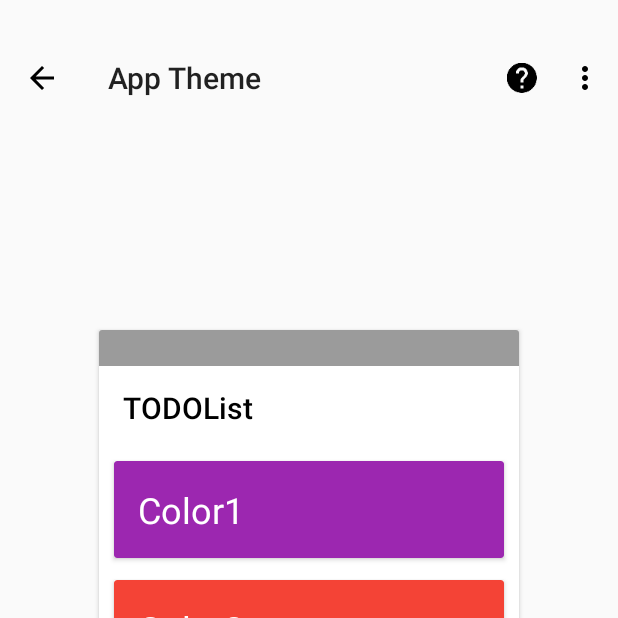
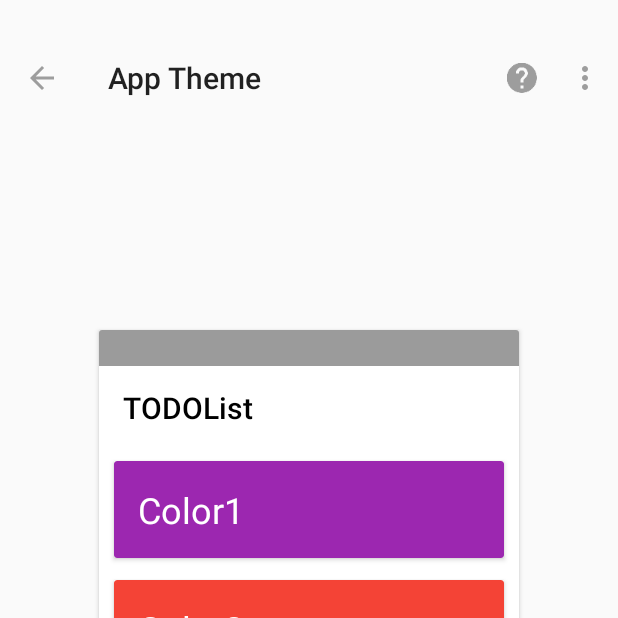
Before and after one commit to kollerlukas/TODOList-Android-App, an Android app: the ThemeActivity screen opened directly, with no data from a screen before it, on a phone screen of 412 x 824 dp, the top half of it. Run offline under Robolectric (Android 15) with nearby library versions, the phone set to English and light mode, and no system bars.

Commit message:
Project added to version control

```diff
--- a/app/src/main/AndroidManifest.xml
+++ b/app/src/main/AndroidManifest.xml
@@ -98,5 +98,6 @@
         <service
             android:name=".Widget.WidgetService_List"
             android:permission="android.permission.BIND_REMOTEVIEWS"/>
+
     </application>
 </manifest>
--- a/app/src/main/java/com/koller/lukas/todolist/Activities/ThemeActivity.java
+++ b/app/src/main/java/com/koller/lukas/todolist/Activities/ThemeActivity.java
@@ -117,6 +117,19 @@ public class ThemeActivity extends AppCompatActivity {
 
         presetThemes = (Button) findViewById(R.id.preset_themes);
 
+        toolbar_card.setOnLongClickListener(new View.OnLongClickListener() {
+            @Override
+            public boolean onLongClick(View view) {
+                helper.toggleToolbarIconsTranslucent();
+                if(helper.isToolbarIconsTranslucent()){
+                    Toast.makeText(ThemeActivity.this, "Toolbar icons translucent", Toast.LENGTH_SHORT).show();
+                } else {
+                    Toast.makeText(ThemeActivity.this, "Toolbar icons not translucent", Toast.LENGTH_SHORT).show();
+                }
+                return true;
+            }
+        });
+
         deelevateToolbar();
 
         setupRecyclerView();
@@ -193,10 +206,11 @@ public class ThemeActivity extends AppCompatActivity {
         toolbar_card.setBackgroundColor(toolbar_color);
         toolbar_card.setTitleTextColor(toolbar_textcolor);
 
-        int black = ContextCompat.getColor(ThemeActivity.this, R.color.light_text_color);
-        ChangeColorOfToolbarDrawerIcon(black);
-        colorInfoIcon(black);
-        setOverflowButtonColor(black);
+        int color = ContextCompat.getColor(ThemeActivity.this, R.color.light_text_color);
+        int color_a = Color.argb(95, Color.red(color), Color.green(color), Color.blue(color));
+        ChangeColorOfToolbarDrawerIcon(color_a);
+        colorInfoIcon(color_a);
+        setOverflowButtonColor(color_a);
 
         fab.setBackgroundTintList(ColorStateList.valueOf(fab_color));
         fab.getDrawable().setTint(fab_textcolor);
@@ -217,7 +231,6 @@ public class ThemeActivity extends AppCompatActivity {
                 fab.setBackgroundTintList(ColorStateList.valueOf(Color.rgb(red, green, blue)));
                 fab.getDrawable().setTint(textColor);
                 fab_color = Color.rgb(red, green, blue);
-                //fab_textcolor = Color.rgb(textColor, textColor, textColor);
                 fab_textcolor = textColor;
             }
         };
@@ -235,37 +248,6 @@ public class ThemeActivity extends AppCompatActivity {
             }
         };
         showColorPickerDialog(colorPickerDialogCallback, true, toolbar_color, toolbar_textcolor, true);
-    }
-
-    public void ChangeColorOfToolbarDrawerIcon(int color) {
-        if (drawerIcon != null) {
-            ((ImageView) drawerIcon).setColorFilter(color, PorterDuff.Mode.SRC_ATOP);
-        } else {
-            for (int i = 0; i < toolbar.getChildCount(); i++) {
-                if (toolbar.getChildAt(i) instanceof ImageView) {
-                    drawerIcon = toolbar.getChildAt(i);
-                    ((ImageView) drawerIcon).setColorFilter(color, PorterDuff.Mode.SRC_ATOP);
-                }
-            }
-        }
-    }
-
-    public void colorInfoIcon(int color) {
-        if (infoIcon != null) {
-            infoIcon.getIcon().setColorFilter(color, PorterDuff.Mode.SRC_ATOP);
-            this.invalidateOptionsMenu();
-        }
-    }
-
-    public void setOverflowButtonColor(int color) {
-        if (overflowIcon == null) {
-            overflowIcon = toolbar.getOverflowIcon();
-            if (overflowIcon != null) {
-                overflowIcon.setColorFilter(color, PorterDuff.Mode.SRC_ATOP);
-            }
-        } else {
-            overflowIcon.setColorFilter(color, PorterDuff.Mode.SRC_ATOP);
-        }
     }
 
     public void CoordinatorLayoutClicked(View v) {
@@ -489,12 +471,44 @@ public class ThemeActivity extends AppCompatActivity {
                         } else {
                             textcolor = Color.argb(255 - seekBarGrey.getProgress(), 0, 0, 0);
                         }
-                        colorPickerDialogCallback.colorPicked(seekBarRed.getProgress(), seekBarGreen.getProgress(), seekBarBlue.getProgress(), textcolor);
+                        colorPickerDialogCallback.colorPicked(seekBarRed.getProgress(),
+                                seekBarGreen.getProgress(), seekBarBlue.getProgress(), textcolor);
                     }
                 });
         themePickerDialog = builder.create();
         themePickerDialog.show();
         changeDialogButtonColor(themePickerDialog);
+    }
+
+    public void ChangeColorOfToolbarDrawerIcon(int color) {
+        if (drawerIcon != null) {
+            ((ImageView) drawerIcon).setColorFilter(color, PorterDuff.Mode.SRC_IN);
+        } else {
+            for (int i = 0; i < toolbar.getChildCount(); i++) {
+                if (toolbar.getChildAt(i) instanceof ImageView) {
+                    drawerIcon = toolbar.getChildAt(i);
+                    ((ImageView) drawerIcon).setColorFilter(color, PorterDuff.Mode.SRC_IN);
+                }
+            }
+        }
+    }
+
+    public void colorInfoIcon(int color) {
+        if (infoIcon != null) {
+            infoIcon.getIcon().setColorFilter(color, PorterDuff.Mode.SRC_IN);
+            this.invalidateOptionsMenu();
+        }
+    }
+
+    public void setOverflowButtonColor(int color) {
+        if (overflowIcon == null) {
+            overflowIcon = toolbar.getOverflowIcon();
+            if (overflowIcon != null) {
+                overflowIcon.setColorFilter(color, PorterDuff.Mode.SRC_IN);
+            }
+        } else {
+            overflowIcon.setColorFilter(color, PorterDuff.Mode.SRC_IN);
+        }
     }
 
     public AlertDialog changeDialogButtonColor(AlertDialog dialog) {
@@ -528,30 +542,7 @@ public class ThemeActivity extends AppCompatActivity {
 
         helper.setColors(colors);
         helper.setTextColors(textcolors);
-        /*helper.color1 = colors[1];
-        helper.color2 = colors[2];
-        helper.color3 = colors[3];
-        helper.color4 = colors[4];
-        helper.color5 = colors[5];
-        helper.color6 = colors[6];
-        helper.color7 = colors[7];
-        helper.color8 = colors[8];
-        helper.color9 = colors[9];
-        helper.color10 = colors[10];
-        helper.color11 = colors[11];
-        helper.color12 = colors[12];
-        helper.textcolor1 = textcolors[1];
-        helper.textcolor2 = textcolors[2];
-        helper.textcolor3 = textcolors[3];
-        helper.textcolor4 = textcolors[4];
-        helper.textcolor5 = textcolors[5];
-        helper.textcolor6 = textcolors[6];
-        helper.textcolor7 = textcolors[7];
-        helper.textcolor8 = textcolors[8];
-        helper.textcolor9 = textcolors[9];
-        helper.textcolor10 = textcolors[10];
-        helper.textcolor11 = textcolors[11];
-        helper.textcolor12 = textcolors[12];*/
+
         helper.saveData();
     }
 
@@ -578,8 +569,10 @@ public class ThemeActivity extends AppCompatActivity {
         for (int i = 0; i < toolbar.getMenu().size(); i++) {
             if (toolbar.getMenu().getItem(i).getItemId() == R.id.info_theme) {
                 infoIcon = toolbar.getMenu().getItem(i);
-                //infoIcon.getIcon().setColorFilter(toolbar_textcolor, PorterDuff.Mode.SRC_ATOP);
-                infoIcon.getIcon().setColorFilter(ContextCompat.getColor(ThemeActivity.this, R.color.light_text_color), PorterDuff.Mode.SRC_ATOP);
+                //infoIcon.getIcon().setColorFilter(toolbar_textcolor, PorterDuff.Mode.SRC_IN);
+                int color = ContextCompat.getColor(ThemeActivity.this, R.color.light_text_color);
+                int color_a = Color.argb(95, Color.red(color), Color.green(color), Color.blue(color));
+                infoIcon.getIcon().setColorFilter(color_a, PorterDuff.Mode.SRC_IN);
             }
         }
         return true;
@@ -664,7 +657,7 @@ public class ThemeActivity extends AppCompatActivity {
     }
 
     public void shareTheme(){
-        String data = "";
+        String data;
         try {
             data = getShareData();
         } catch (JSONException e){
--- a/app/src/main/java/com/koller/lukas/todolist/DriveSync/CreateFile.java
+++ b/app/src/main/java/com/koller/lukas/todolist/DriveSync/CreateFile.java
@@ -7,6 +7,7 @@ import com.google.android.gms.common.api.ResultCallback;
 import com.google.android.gms.drive.Drive;
 import com.google.android.gms.drive.DriveApi;
 import com.google.android.gms.drive.DriveFolder;
+import com.google.android.gms.drive.ExecutionOptions;
 import com.google.android.gms.drive.MetadataChangeSet;
 
 /**
@@ -26,6 +27,7 @@ public class CreateFile extends AsyncTask<Void, Void, Boolean> {
 
     @Override
     protected Boolean doInBackground(Void... params) {
+
         MetadataChangeSet changeSet = new MetadataChangeSet.Builder()
                 .setTitle(filename)
                 .setMimeType("text/plain")
--- a/app/src/main/java/com/koller/lukas/todolist/DriveSync/EditFileInAppFolder.java
+++ b/app/src/main/java/com/koller/lukas/todolist/DriveSync/EditFileInAppFolder.java
@@ -9,6 +9,7 @@ import com.google.android.gms.drive.DriveApi;
 import com.google.android.gms.drive.DriveContents;
 import com.google.android.gms.drive.DriveFile;
 import com.google.android.gms.drive.DriveResource;
+import com.google.android.gms.drive.ExecutionOptions;
 import com.google.android.gms.drive.Metadata;
 
 import java.io.IOException;
@@ -37,9 +38,11 @@ public class EditFileInAppFolder extends AsyncTask<DriveFile, Void, Integer> {
             if (!driveContentsResult.getStatus().isSuccess()) {
                 return CommonStatusCodes.ERROR;
             }
+
             DriveContents driveContents = driveContentsResult.getDriveContents();
             OutputStream outputStream = driveContents.getOutputStream();
             outputStream.write(data.getBytes());
+
             com.google.android.gms.common.api.Status status
                     = driveContents.commit(mGoogleApiClient, null).await();
 
@@ -47,8 +50,7 @@ public class EditFileInAppFolder extends AsyncTask<DriveFile, Void, Integer> {
             DriveResource.MetadataResult metadataResult
                     = file.getMetadata(mGoogleApiClient).await();
 
-            Metadata metadata = metadataResult.getMetadata();
-
+            Metadata metadata = metadataResult.getMetadata()
             Log.d("EditFileInAppFolder", "modifiedDate: "
                     + String.valueOf(metadata.getModifiedDate()));*/
 
--- a/app/src/main/java/com/koller/lukas/todolist/DriveSync/RetrieveDataFromAppFolder.java
+++ b/app/src/main/java/com/koller/lukas/todolist/DriveSync/RetrieveDataFromAppFolder.java
@@ -67,9 +67,8 @@ public class RetrieveDataFromAppFolder extends AsyncTask<DriveId, Boolean, Strin
         driveContents.discard(mGoogleApiClient);
 
         //Delete file
-        //com.google.android.gms.common.api.Status deleteStatus = file.delete(mGoogleApiClient).await();
-        //Log.d("RetrieveDataFromApp...", "deleteFile status: "
-        // + CommonStatusCodes.getStatusCodeString(deleteStatus.getStatusCode()));
+        com.google.android.gms.common.api.Status deleteStatus = file.delete(mGoogleApiClient).await();
+        Log.d("RetrieveDataFromApp...", "deleteFile status: " + CommonStatusCodes.getStatusCodeString(deleteStatus.getStatusCode()));
 
         return contents;
     }
--- a/app/src/main/java/com/koller/lukas/todolist/Todolist/Todolist.java
+++ b/app/src/main/java/com/koller/lukas/todolist/Todolist/Todolist.java
@@ -291,7 +291,7 @@ public class Todolist {
         saveFile(context, "addedEvents", getAddedEventsString());
     }
 
-    public void clearRemovedAndAdddedEvents(Context context) {
+    public void clearRemovedAndAddedEvents(Context context) {
         removedEvents.clear();
         addedEvents.clear();
         try {
--- a/app/src/main/res/values/strings.xml
+++ b/app/src/main/res/values/strings.xml
@@ -175,6 +175,6 @@
     <string name="share_theme">share Theme</string>
 
     <string name="experimental_feature">Experimental Feature</string>
-    <string name="signin_dialog_experimental_feature">Please note that feature is still experimental.
+    <string name="signin_dialog_experimental_feature">Please note that feature is still (very) experimental.
         \nThe developer does not take any responsibility for the loss of any TODOs.</string>
 </resources>
```
Also changed, not shown: app/src/main/java/com/koller/lukas/todolist/Activities/InfoActivity.java (+3 -4 lines), app/src/main/java/com/koller/lukas/todolist/Activities/MainActivity.java (+54 -37 lines), app/src/main/java/com/koller/lukas/todolist/DriveSync/SyncDataAsyncTask.java (+13 -3 lines), app/src/main/java/com/koller/lukas/todolist/Settings.java (+15 -9 lines), app/src/main/java/com/koller/lukas/todolist/Util/ThemeHelper.java (+18 -3 lines).
